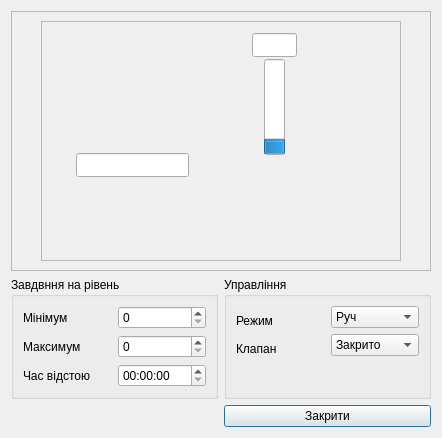
Qt form satur/scada/dlgcessctrl.ui (vanessaorgua/talne) before a commit.
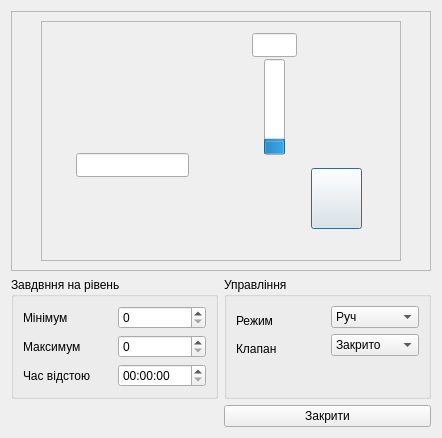
The same form after that commit. Icons and pictures are not drawn.

Diff of the .ui file:
```diff
--- a/satur/scada/dlgcessctrl.ui
+++ b/satur/scada/dlgcessctrl.ui
@@ -269,48 +269,6 @@
           <bool>true</bool>
          </property>
         </widget>
-        <widget class="QCheckBox" name="s_I_09">
-         <property name="geometry">
-          <rect>
-           <x>283</x>
-           <y>142</y>
-           <width>25</width>
-           <height>46</height>
-          </rect>
-         </property>
-         <property name="styleSheet">
-          <string notr="true">QCheckBox{
-min-width: 25px;
-min-height: 46px;
-max-width: 25px;
-max-height: 46px;
-}
-QCheckBox:checked
-{
-	image: url(:/butons/pict/klapan_diskrette_vert_on_na_25x26.png);
-}
-
-QCheckBox:unchecked
-{
-	image: url(:/butons/pict/klapan_diskrette_vert_off_na_25x46.png);
-}
-
-QCheckBox:indicator
-{
-	background: rgba(0, 0, 0, 0);
-}
-</string>
-         </property>
-         <property name="text">
-          <string/>
-         </property>
-         <property name="checkable">
-          <bool>true</bool>
-         </property>
-         <property name="checked">
-          <bool>false</bool>
-         </property>
-        </widget>
         <widget class="QLineEdit" name="s_V_26_t">
          <property name="geometry">
           <rect>
@@ -327,6 +285,41 @@
           <bool>true</bool>
          </property>
         </widget>
+        <widget class="QPushButton" name="Q_I_09">
+         <property name="geometry">
+          <rect>
+           <x>270</x>
+           <y>147</y>
+           <width>51</width>
+           <height>61</height>
+          </rect>
+         </property>
+         <property name="sizePolicy">
+          <sizepolicy hsizetype="Minimum" vsizetype="Minimum">
+           <horstretch>0</horstretch>
+           <verstretch>0</verstretch>
+          </sizepolicy>
+         </property>
+         <property name="minimumSize">
+          <size>
+           <width>0</width>
+           <height>0</height>
+          </size>
+         </property>
+         <property name="text">
+          <string/>
+         </property>
+         <property name="icon">
+          <iconset resource="../../../lib/picture.qrc">
+           <normaloff>:/butons/pict/klapan_diskrette_vert_off_na_25x46.png</normaloff>:/butons/pict/klapan_diskrette_vert_off_na_25x46.png</iconset>
+         </property>
+         <property name="iconSize">
+          <size>
+           <width>25</width>
+           <height>46</height>
+          </size>
+         </property>
+        </widget>
        </widget>
       </item>
       <item>
```
Left out of the diff: 5 changed lines with no effect on the pictures.
